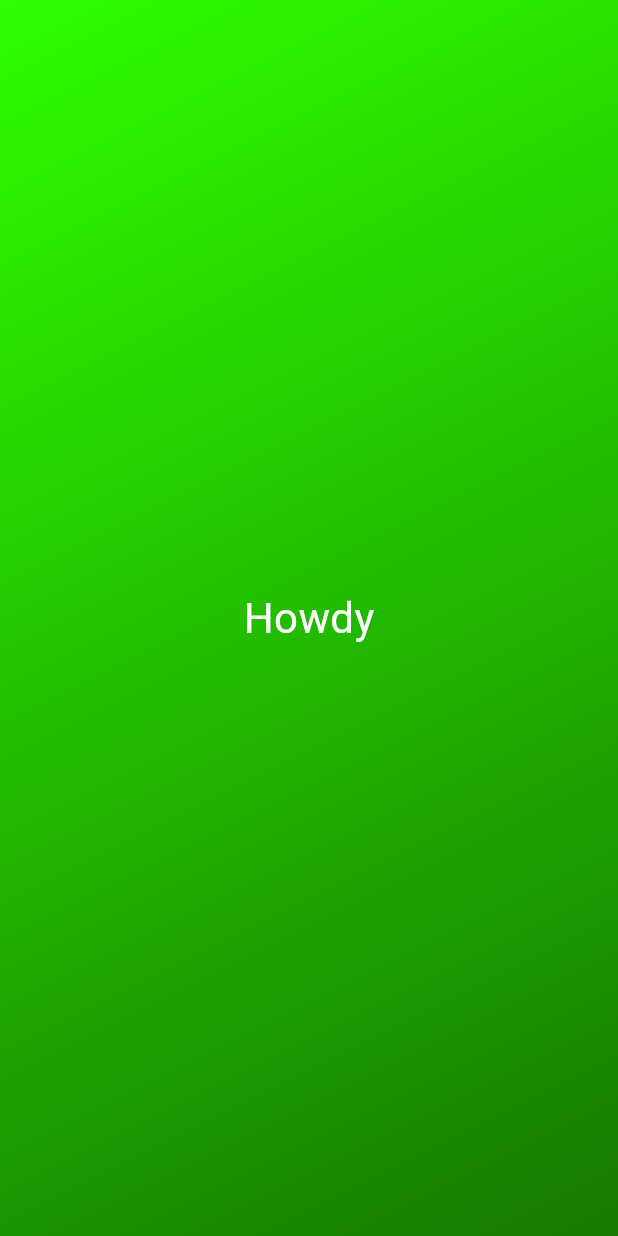
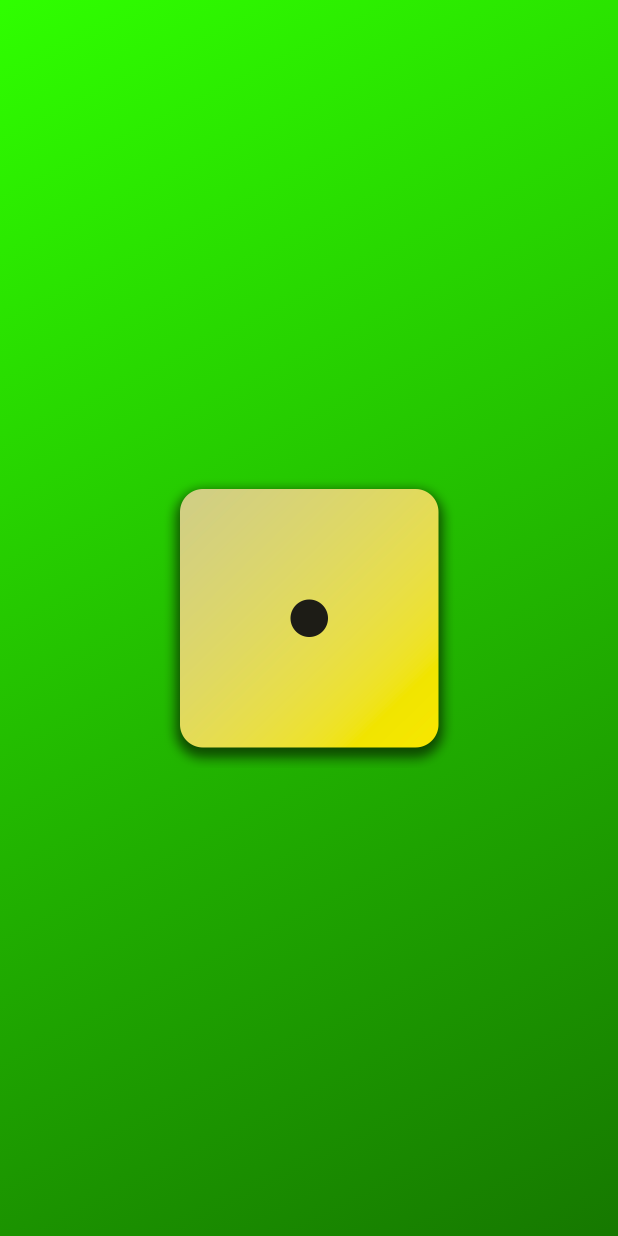
Before and after one commit to EricTimRussell/first_app-flutter_dart, a Flutter app: the screen it shows after launch, on a phone screen of 412 x 824 dp. Run offline on Flutter 3.47's test engine with Material 3 defaults, Android fonts, the phone set to English and light mode, and no system bars.

Commit message:
add imgs and enable imgs

```diff
--- a/lib/gradient_container.dart
+++ b/lib/gradient_container.dart
@@ -1,4 +1,3 @@
-import 'package:first_app/gradient_container_text.dart';
 import 'package:flutter/material.dart';
 
 const startAlignment = Alignment.topLeft;
@@ -24,8 +23,11 @@ class GradientContainer extends StatelessWidget {
           ],
         ),
       ),
-      child: const Center(
-        child: GradientContainerText('Howdy'),
+      child: Center(
+        child: Image.asset(
+          'assets/dice-1.png',
+          width: 200,
+        ),
       ),
     );
   }
```
Also changed, not shown: pubspec.yaml (+9 -7 lines), assets/dice-1.png (added), assets/dice-2.png (added), assets/dice-3.png (added), assets/dice-4.png (added), assets/dice-5.png (added), assets/dice-6.png (added).
